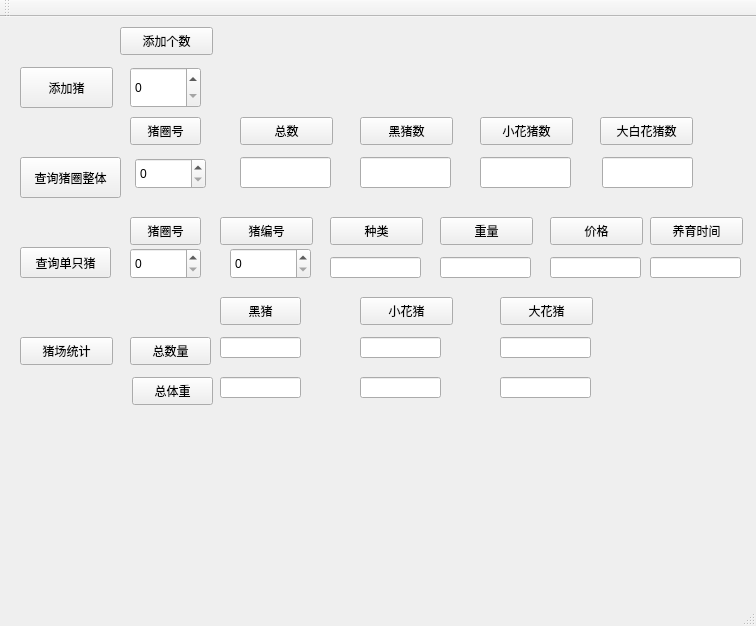
The window that feedpig/mainwindow.ui (DragonBabyS/qt) describes before a commit, drawn with Qt 5.
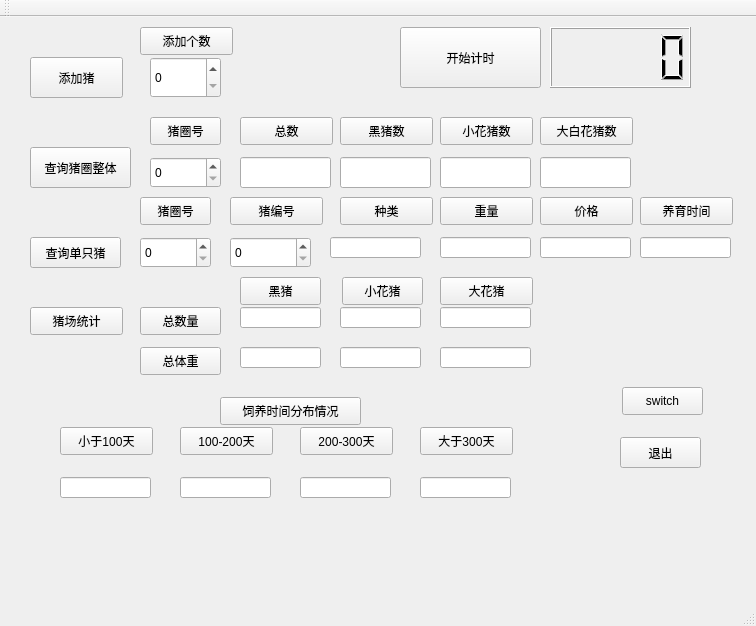
The same window after the commit.

What changed in the file:
```diff
--- a/feedpig/mainwindow.ui
+++ b/feedpig/mainwindow.ui
@@ -14,11 +14,24 @@
    <string>MainWindow</string>
   </property>
   <widget class="QWidget" name="centralWidget">
+   <widget class="QStackedWidget" name="stackedWidget">
+    <property name="geometry">
+     <rect>
+      <x>20</x>
+      <y>0</y>
+      <width>731</width>
+      <height>551</height>
+     </rect>
+    </property>
+    <property name="currentIndex">
+     <number>0</number>
+    </property>
+    <widget class="QWidget" name="page">
    <widget class="QPushButton" name="pushButton">
     <property name="geometry">
      <rect>
-      <x>20</x>
-      <y>50</y>
+        <x>10</x>
+        <y>40</y>
       <width>93</width>
       <height>41</height>
      </rect>
@@ -27,11 +40,24 @@
      <string>添加猪</string>
     </property>
    </widget>
+     <widget class="QPushButton" name="pushButton_8">
+      <property name="geometry">
+       <rect>
+        <x>120</x>
+        <y>10</y>
+        <width>93</width>
+        <height>28</height>
+       </rect>
+      </property>
+      <property name="text">
+       <string>添加个数</string>
+      </property>
+     </widget>
    <widget class="QSpinBox" name="spinBox">
     <property name="geometry">
      <rect>
       <x>130</x>
-      <y>50</y>
+        <y>40</y>
       <width>71</width>
       <height>41</height>
      </rect>
@@ -40,8 +66,8 @@
    <widget class="QPushButton" name="pushButton_2">
     <property name="geometry">
      <rect>
-      <x>20</x>
-      <y>140</y>
+        <x>10</x>
+        <y>130</y>
       <width>101</width>
       <height>41</height>
      </rect>
@@ -50,22 +76,25 @@
      <string>查询猪圈整体</string>
     </property>
    </widget>
+     <widget class="QPushButton" name="pushButton_9">
+      <property name="geometry">
+       <rect>
+        <x>130</x>
+        <y>100</y>
+        <width>71</width>
+        <height>28</height>
+       </rect>
+      </property>
+      <property name="text">
+       <string>猪圈号</string>
+      </property>
+     </widget>
    <widget class="QSpinBox" name="spinBox_2">
     <property name="geometry">
      <rect>
-      <x>135</x>
-      <y>141</y>
-      <width>71</width>
-      <height>31</height>
-     </rect>
-    </property>
-   </widget>
-   <widget class="QLineEdit" name="lineEdit">
-    <property name="geometry">
-     <rect>
-      <x>240</x>
+        <x>130</x>
       <y>140</y>
-      <width>91</width>
+        <width>71</width>
       <height>31</height>
      </rect>
     </property>
@@ -73,7 +102,7 @@
    <widget class="QPushButton" name="pushButton_3">
     <property name="geometry">
      <rect>
-      <x>240</x>
+        <x>220</x>
       <y>100</y>
       <width>93</width>
       <height>28</height>
@@ -83,10 +112,20 @@
      <string>总数</string>
     </property>
    </widget>
+     <widget class="QLineEdit" name="lineEdit">
+      <property name="geometry">
+       <rect>
+        <x>220</x>
+        <y>140</y>
+        <width>91</width>
+        <height>31</height>
+       </rect>
+      </property>
+     </widget>
    <widget class="QPushButton" name="pushButton_4">
     <property name="geometry">
      <rect>
-      <x>360</x>
+        <x>320</x>
       <y>100</y>
       <width>93</width>
       <height>28</height>
@@ -96,10 +135,20 @@
      <string>黑猪数</string>
     </property>
    </widget>
+     <widget class="QLineEdit" name="lineEdit_2">
+      <property name="geometry">
+       <rect>
+        <x>320</x>
+        <y>140</y>
+        <width>91</width>
+        <height>31</height>
+       </rect>
+      </property>
+     </widget>
    <widget class="QPushButton" name="pushButton_5">
     <property name="geometry">
      <rect>
-      <x>480</x>
+        <x>420</x>
       <y>100</y>
       <width>93</width>
       <height>28</height>
@@ -109,10 +158,20 @@
      <string>小花猪数</string>
     </property>
    </widget>
+     <widget class="QLineEdit" name="lineEdit_3">
+      <property name="geometry">
+       <rect>
+        <x>420</x>
+        <y>140</y>
+        <width>91</width>
+        <height>31</height>
+       </rect>
+      </property>
+     </widget>
    <widget class="QPushButton" name="pushButton_6">
     <property name="geometry">
      <rect>
-      <x>600</x>
+        <x>520</x>
       <y>100</y>
       <width>93</width>
       <height>28</height>
@@ -122,30 +181,10 @@
      <string>大白花猪数</string>
     </property>
    </widget>
-   <widget class="QLineEdit" name="lineEdit_2">
-    <property name="geometry">
-     <rect>
-      <x>360</x>
-      <y>140</y>
-      <width>91</width>
-      <height>31</height>
-     </rect>
-    </property>
-   </widget>
-   <widget class="QLineEdit" name="lineEdit_3">
-    <property name="geometry">
-     <rect>
-      <x>480</x>
-      <y>140</y>
-      <width>91</width>
-      <height>31</height>
-     </rect>
-    </property>
-   </widget>
    <widget class="QLineEdit" name="lineEdit_4">
     <property name="geometry">
      <rect>
-      <x>602</x>
+        <x>520</x>
       <y>140</y>
       <width>91</width>
       <height>31</height>
@@ -155,8 +194,8 @@
    <widget class="QPushButton" name="pushButton_7">
     <property name="geometry">
      <rect>
-      <x>20</x>
-      <y>230</y>
+        <x>10</x>
+        <y>220</y>
       <width>91</width>
       <height>31</height>
      </rect>
@@ -165,37 +204,11 @@
      <string>查询单只猪</string>
     </property>
    </widget>
-   <widget class="QPushButton" name="pushButton_8">
-    <property name="geometry">
-     <rect>
-      <x>120</x>
-      <y>10</y>
-      <width>93</width>
-      <height>28</height>
-     </rect>
-    </property>
-    <property name="text">
-     <string>添加个数</string>
-    </property>
-   </widget>
-   <widget class="QPushButton" name="pushButton_9">
-    <property name="geometry">
-     <rect>
-      <x>130</x>
-      <y>100</y>
-      <width>71</width>
-      <height>28</height>
-     </rect>
-    </property>
-    <property name="text">
-     <string>猪圈号</string>
-    </property>
-   </widget>
    <widget class="QPushButton" name="pushButton_10">
     <property name="geometry">
      <rect>
-      <x>130</x>
-      <y>200</y>
+        <x>120</x>
+        <y>180</y>
       <width>71</width>
       <height>28</height>
      </rect>
@@ -207,28 +220,41 @@
    <widget class="QSpinBox" name="spinBox_3">
     <property name="geometry">
      <rect>
-      <x>130</x>
-      <y>231</y>
+        <x>120</x>
+        <y>220</y>
       <width>71</width>
       <height>31</height>
      </rect>
     </property>
    </widget>
-   <widget class="QLineEdit" name="lineEdit_5">
+     <widget class="QPushButton" name="pushButton_15">
     <property name="geometry">
      <rect>
-      <x>330</x>
-      <y>240</y>
-      <width>91</width>
-      <height>21</height>
+        <x>210</x>
+        <y>180</y>
+        <width>93</width>
+        <height>28</height>
+       </rect>
+      </property>
+      <property name="text">
+       <string>猪编号</string>
+      </property>
+     </widget>
+     <widget class="QSpinBox" name="spinBox_4">
+      <property name="geometry">
+       <rect>
+        <x>210</x>
+        <y>220</y>
+        <width>81</width>
+        <height>31</height>
      </rect>
     </property>
    </widget>
    <widget class="QPushButton" name="pushButton_11">
     <property name="geometry">
      <rect>
-      <x>330</x>
-      <y>200</y>
+        <x>320</x>
+        <y>180</y>
       <width>93</width>
       <height>28</height>
      </rect>
@@ -237,11 +263,21 @@
      <string>种类</string>
     </property>
    </widget>
+     <widget class="QLineEdit" name="lineEdit_5">
+      <property name="geometry">
+       <rect>
+        <x>310</x>
+        <y>220</y>
+        <width>91</width>
+        <height>21</height>
+       </rect>
+      </property>
+     </widget>
    <widget class="QPushButton" name="pushButton_12">
     <property name="geometry">
      <rect>
-      <x>440</x>
-      <y>200</y>
+        <x>420</x>
+        <y>180</y>
       <width>93</width>
       <height>28</height>
      </rect>
@@ -250,11 +286,21 @@
      <string>重量</string>
     </property>
    </widget>
+     <widget class="QLineEdit" name="lineEdit_6">
+      <property name="geometry">
+       <rect>
+        <x>420</x>
+        <y>220</y>
+        <width>91</width>
+        <height>21</height>
+       </rect>
+      </property>
+     </widget>
    <widget class="QPushButton" name="pushButton_13">
     <property name="geometry">
      <rect>
-      <x>550</x>
-      <y>200</y>
+        <x>520</x>
+        <y>180</y>
       <width>93</width>
       <height>28</height>
      </rect>
@@ -263,11 +309,21 @@
      <string>价格</string>
     </property>
    </widget>
+     <widget class="QLineEdit" name="lineEdit_7">
+      <property name="geometry">
+       <rect>
+        <x>520</x>
+        <y>220</y>
+        <width>91</width>
+        <height>21</height>
+       </rect>
+      </property>
+     </widget>
    <widget class="QPushButton" name="pushButton_14">
     <property name="geometry">
      <rect>
-      <x>650</x>
-      <y>200</y>
+        <x>620</x>
+        <y>180</y>
       <width>93</width>
       <height>28</height>
      </rect>
@@ -276,54 +332,11 @@
      <string>养育时间</string>
     </property>
    </widget>
-   <widget class="QPushButton" name="pushButton_15">
-    <property name="geometry">
-     <rect>
-      <x>220</x>
-      <y>200</y>
-      <width>93</width>
-      <height>28</height>
-     </rect>
-    </property>
-    <property name="text">
-     <string>猪编号</string>
-    </property>
-   </widget>
-   <widget class="QSpinBox" name="spinBox_4">
-    <property name="geometry">
-     <rect>
-      <x>230</x>
-      <y>231</y>
-      <width>81</width>
-      <height>31</height>
-     </rect>
-    </property>
-   </widget>
-   <widget class="QLineEdit" name="lineEdit_6">
-    <property name="geometry">
-     <rect>
-      <x>440</x>
-      <y>240</y>
-      <width>91</width>
-      <height>21</height>
-     </rect>
-    </property>
-   </widget>
-   <widget class="QLineEdit" name="lineEdit_7">
-    <property name="geometry">
-     <rect>
-      <x>550</x>
-      <y>240</y>
-      <width>91</width>
-      <height>21</height>
-     </rect>
-    </property>
-   </widget>
    <widget class="QLineEdit" name="lineEdit_8">
     <property name="geometry">
      <rect>
-      <x>650</x>
-      <y>240</y>
+        <x>620</x>
+        <y>220</y>
       <width>91</width>
       <height>21</height>
      </rect>
@@ -332,8 +345,8 @@
    <widget class="QPushButton" name="pushButton_16">
     <property name="geometry">
      <rect>
-      <x>20</x>
-      <y>320</y>
+        <x>10</x>
+        <y>290</y>
       <width>93</width>
       <height>28</height>
      </rect>
@@ -346,7 +359,7 @@
     <property name="geometry">
      <rect>
       <x>220</x>
-      <y>280</y>
+        <y>260</y>
       <width>81</width>
       <height>28</height>
      </rect>
@@ -355,47 +368,11 @@
      <string>黑猪</string>
     </property>
    </widget>
-   <widget class="QPushButton" name="pushButton_18">
-    <property name="geometry">
-     <rect>
-      <x>360</x>
-      <y>280</y>
-      <width>93</width>
-      <height>28</height>
-     </rect>
-    </property>
-    <property name="text">
-     <string>小花猪</string>
-    </property>
-   </widget>
-   <widget class="QPushButton" name="pushButton_19">
-    <property name="geometry">
-     <rect>
-      <x>500</x>
-      <y>280</y>
-      <width>93</width>
-      <height>28</height>
-     </rect>
-    </property>
-    <property name="text">
-     <string>大花猪</string>
-    </property>
-   </widget>
-   <widget class="QLineEdit" name="lineEdit_9">
-    <property name="geometry">
-     <rect>
-      <x>220</x>
-      <y>320</y>
-      <width>81</width>
-      <height>21</height>
-     </rect>
-    </property>
-   </widget>
    <widget class="QPushButton" name="pushButton_20">
     <property name="geometry">
      <rect>
-      <x>130</x>
-      <y>320</y>
+        <x>120</x>
+        <y>290</y>
       <width>81</width>
       <height>28</height>
      </rect>
@@ -407,8 +384,8 @@
    <widget class="QPushButton" name="pushButton_21">
     <property name="geometry">
      <rect>
-      <x>132</x>
-      <y>360</y>
+        <x>120</x>
+        <y>330</y>
       <width>81</width>
       <height>28</height>
      </rect>
@@ -417,31 +394,57 @@
      <string>总体重</string>
     </property>
    </widget>
+     <widget class="QLineEdit" name="lineEdit_9">
+      <property name="geometry">
+       <rect>
+        <x>220</x>
+        <y>290</y>
+        <width>81</width>
+        <height>21</height>
+       </rect>
+      </property>
+     </widget>
    <widget class="QLineEdit" name="lineEdit_10">
     <property name="geometry">
      <rect>
       <x>220</x>
-      <y>360</y>
+        <y>330</y>
       <width>81</width>
       <height>21</height>
      </rect>
     </property>
    </widget>
+     <widget class="QPushButton" name="pushButton_18">
+      <property name="geometry">
+       <rect>
+        <x>322</x>
+        <y>260</y>
+        <width>81</width>
+        <height>28</height>
+       </rect>
+      </property>
+      <property name="text">
+       <string>小花猪</string>
+      </property>
+     </widget>
+     <widget class="QPushButton" name="pushButton_19">
+      <property name="geometry">
+       <rect>
+        <x>420</x>
+        <y>260</y>
+        <width>93</width>
+        <height>28</height>
+       </rect>
+      </property>
+      <property name="text">
+       <string>大花猪</string>
+      </property>
+     </widget>
    <widget class="QLineEdit" name="lineEdit_11">
     <property name="geometry">
      <rect>
-      <x>360</x>
-      <y>320</y>
-      <width>81</width>
-      <height>21</height>
-     </rect>
-    </property>
-   </widget>
-   <widget class="QLineEdit" name="lineEdit_12">
-    <property name="geometry">
-     <rect>
-      <x>360</x>
-      <y>360</y>
+        <x>320</x>
+        <y>290</y>
       <width>81</width>
       <height>21</height>
      </rect>
@@ -450,22 +453,427 @@
    <widget class="QLineEdit" name="lineEdit_13">
     <property name="geometry">
      <rect>
-      <x>500</x>
-      <y>320</y>
+        <x>420</x>
+        <y>290</y>
       <width>91</width>
       <height>21</height>
      </rect>
     </property>
    </widget>
+     <widget class="QLineEdit" name="lineEdit_12">
+      <property name="geometry">
+       <rect>
+        <x>320</x>
+        <y>330</y>
+        <width>81</width>
+        <height>21</height>
+       </rect>
+      </property>
+     </widget>
    <widget class="QLineEdit" name="lineEdit_14">
     <property name="geometry">
      <rect>
-      <x>500</x>
-      <y>360</y>
+        <x>420</x>
+        <y>330</y>
       <width>91</width>
       <height>21</height>
      </rect>
     </property>
+     </widget>
+     <widget class="QPushButton" name="pushButton_22">
+      <property name="geometry">
+       <rect>
+        <x>380</x>
+        <y>10</y>
+        <width>141</width>
+        <height>61</height>
+       </rect>
+      </property>
+      <property name="text">
+       <string>开始计时</string>
+      </property>
+     </widget>
+     <widget class="QLCDNumber" name="lcdNumber">
+      <property name="geometry">
+       <rect>
+        <x>530</x>
+        <y>10</y>
+        <width>141</width>
+        <height>61</height>
+       </rect>
+      </property>
+     </widget>
+     <widget class="QPushButton" name="pushButton_23">
+      <property name="geometry">
+       <rect>
+        <x>600</x>
+        <y>420</y>
+        <width>81</width>
+        <height>31</height>
+       </rect>
+      </property>
+      <property name="text">
+       <string>退出</string>
+      </property>
+     </widget>
+     <widget class="QPushButton" name="pushButton_24">
+      <property name="geometry">
+       <rect>
+        <x>602</x>
+        <y>370</y>
+        <width>81</width>
+        <height>28</height>
+       </rect>
+      </property>
+      <property name="text">
+       <string>switch</string>
+      </property>
+     </widget>
+     <widget class="QPushButton" name="pushButton_37">
+      <property name="geometry">
+       <rect>
+        <x>200</x>
+        <y>380</y>
+        <width>141</width>
+        <height>28</height>
+       </rect>
+      </property>
+      <property name="text">
+       <string>饲养时间分布情况</string>
+      </property>
+     </widget>
+     <widget class="QPushButton" name="pushButton_38">
+      <property name="geometry">
+       <rect>
+        <x>40</x>
+        <y>410</y>
+        <width>93</width>
+        <height>28</height>
+       </rect>
+      </property>
+      <property name="text">
+       <string>小于100天</string>
+      </property>
+     </widget>
+     <widget class="QPushButton" name="pushButton_39">
+      <property name="geometry">
+       <rect>
+        <x>160</x>
+        <y>410</y>
+        <width>93</width>
+        <height>28</height>
+       </rect>
+      </property>
+      <property name="text">
+       <string>100-200天</string>
+      </property>
+     </widget>
+     <widget class="QPushButton" name="pushButton_40">
+      <property name="geometry">
+       <rect>
+        <x>280</x>
+        <y>410</y>
+        <width>93</width>
+        <height>28</height>
+       </rect>
+      </property>
+      <property name="text">
+       <string>200-300天</string>
+      </property>
+     </widget>
+     <widget class="QPushButton" name="pushButton_41">
+      <property name="geometry">
+       <rect>
+        <x>400</x>
+        <y>410</y>
+        <width>93</width>
+        <height>28</height>
+       </rect>
+      </property>
+      <property name="text">
+       <string>大于300天</string>
+      </property>
+     </widget>
+     <widget class="QLineEdit" name="lineEdit_16">
+      <property name="geometry">
+       <rect>
+        <x>40</x>
+        <y>460</y>
+        <width>91</width>
+        <height>21</height>
+       </rect>
+      </property>
+     </widget>
+     <widget class="QLineEdit" name="lineEdit_17">
+      <property name="geometry">
+       <rect>
+        <x>160</x>
+        <y>460</y>
+        <width>91</width>
+        <height>21</height>
+       </rect>
+      </property>
+     </widget>
+     <widget class="QLineEdit" name="lineEdit_18">
+      <property name="geometry">
+       <rect>
+        <x>280</x>
+        <y>460</y>
+        <width>91</width>
+        <height>21</height>
+       </rect>
+      </property>
+     </widget>
+     <widget class="QLineEdit" name="lineEdit_19">
+      <property name="geometry">
+       <rect>
+        <x>400</x>
+        <y>460</y>
+        <width>91</width>
+        <height>21</height>
+       </rect>
+      </property>
+     </widget>
+    </widget>
+    <widget class="QWidget" name="page_2">
+     <widget class="QPushButton" name="pushButton_27">
+      <property name="geometry">
+       <rect>
+        <x>320</x>
+        <y>30</y>
+        <width>99</width>
+        <height>28</height>
+       </rect>
+      </property>
+      <property name="text">
+       <string>查询购入记录</string>
+      </property>
+     </widget>
+     <widget class="QPushButton" name="pushButton_26">
+      <property name="geometry">
+       <rect>
+        <x>190</x>
+        <y>30</y>
+        <width>99</width>
+        <height>28</height>
+       </rect>
+      </property>
+      <property name="text">
+       <string>查询销售记录</string>
+      </property>
+     </widget>
+     <widget class="QPushButton" name="pushButton_25">
+      <property name="geometry">
+       <rect>
+        <x>30</x>
+        <y>490</y>
+        <width>93</width>
+        <height>28</height>
+       </rect>
+      </property>
+      <property name="text">
+       <string>switch</string>
+      </property>
+     </widget>
+     <widget class="QPushButton" name="pushButton_28">
+      <property name="geometry">
+       <rect>
+        <x>442</x>
+        <y>30</y>
+        <width>111</width>
+        <height>28</height>
+       </rect>
+      </property>
+      <property name="text">
+       <string>查询当前猪信息</string>
+      </property>
+     </widget>
+     <widget class="QTextEdit" name="textEdit">
+      <property name="geometry">
+       <rect>
+        <x>10</x>
+        <y>100</y>
+        <width>721</width>
+        <height>361</height>
+       </rect>
+      </property>
+     </widget>
+    </widget>
+    <widget class="QWidget" name="page_3">
+     <widget class="QPushButton" name="pushButton_29">
+      <property name="geometry">
+       <rect>
+        <x>290</x>
+        <y>10</y>
+        <width>151</width>
+        <height>41</height>
+       </rect>
+      </property>
+      <property name="text">
+       <string>猪瘟模拟</string>
+      </property>
+     </widget>
+     <widget class="QPushButton" name="pushButton_33">
+      <property name="geometry">
+       <rect>
+        <x>20</x>
+        <y>100</y>
+        <width>129</width>
+        <height>51</height>
+       </rect>
+      </property>
+      <property name="text">
+       <string>初始感染瘟疫的猪</string>
+      </property>
+     </widget>
+     <widget class="QPushButton" name="pushButton_30">
+      <property name="geometry">
+       <rect>
+        <x>170</x>
+        <y>70</y>
+        <width>111</width>
+        <height>28</height>
+       </rect>
+      </property>
+      <property name="text">
+       <string>猪圈号</string>
+      </property>
+     </widget>
+     <widget class="QPushButton" name="pushButton_31">
+      <property name="geometry">
+       <rect>
+        <x>300</x>
+        <y>70</y>
+        <width>141</width>
+        <height>28</height>
+       </rect>
+      </property>
+      <property name="text">
+       <string>猪编号</string>
+      </property>
+     </widget>
+     <widget class="QPushButton" name="pushButton_34">
+      <property name="geometry">
+       <rect>
+        <x>460</x>
+        <y>70</y>
+        <width>131</width>
+        <height>28</height>
+       </rect>
+      </property>
+      <property name="text">
+       <string>全部死亡天数</string>
+      </property>
+     </widget>
+     <widget class="QSpinBox" name="spinBox_5">
+      <property name="geometry">
+       <rect>
+        <x>170</x>
+        <y>110</y>
+        <width>111</width>
+        <height>41</height>
+       </rect>
+      </property>
+     </widget>
+     <widget class="QSpinBox" name="spinBox_6">
+      <property name="geometry">
+       <rect>
+        <x>300</x>
+        <y>110</y>
+        <width>141</width>
+        <height>41</height>
+       </rect>
+      </property>
+     </widget>
+     <widget class="QLineEdit" name="lineEdit_15">
+      <property name="geometry">
+       <rect>
+        <x>460</x>
+        <y>110</y>
+        <width>131</width>
+        <height>41</height>
+       </rect>
+      </property>
+     </widget>
+     <widget class="QPushButton" name="pushButton_32">
+      <property name="geometry">
+       <rect>
+        <x>180</x>
+        <y>180</y>
+        <width>121</width>
+        <height>31</height>
+       </rect>
+      </property>
+      <property name="text">
+       <string>模拟</string>
+      </property>
+     </widget>
+     <widget class="QPushButton" name="pushButton_36">
+      <property name="geometry">
+       <rect>
+        <x>330</x>
+        <y>180</y>
+        <width>121</width>
+        <height>31</height>
+       </rect>
+      </property>
+      <property name="text">
+       <string>隔离</string>
+      </property>
+     </widget>
+     <widget class="QPushButton" name="pushButton_35">
+      <property name="geometry">
+       <rect>
+        <x>30</x>
+        <y>500</y>
+        <width>111</width>
+        <height>28</height>
+       </rect>
+      </property>
+      <property name="text">
+       <string>switch</string>
+      </property>
+     </widget>
+     <widget class="QPushButton" name="pushButton_42">
+      <property name="geometry">
+       <rect>
+        <x>60</x>
+        <y>340</y>
+        <width>151</width>
+        <height>28</height>
+       </rect>
+      </property>
+      <property name="text">
+       <string>显示猪的数量分布图</string>
+      </property>
+     </widget>
+     <widget class="QPushButton" name="pushButton_43">
+      <property name="geometry">
+       <rect>
+        <x>270</x>
+        <y>340</y>
+        <width>151</width>
+        <height>28</height>
+       </rect>
+      </property>
+      <property name="text">
+       <string>显示猪的体重分布图</string>
+      </property>
+     </widget>
+     <widget class="QPushButton" name="pushButton_44">
+      <property name="geometry">
+       <rect>
+        <x>480</x>
+        <y>340</y>
+        <width>171</width>
+        <height>28</height>
+       </rect>
+      </property>
+      <property name="text">
+       <string>显示猪的饲养时间分布图</string>
+      </property>
+     </widget>
+    </widget>
    </widget>
   </widget>
   <widget class="QMenuBar" name="menuBar">
```
Lines whose indentation alone changed are shown as unchanged.
